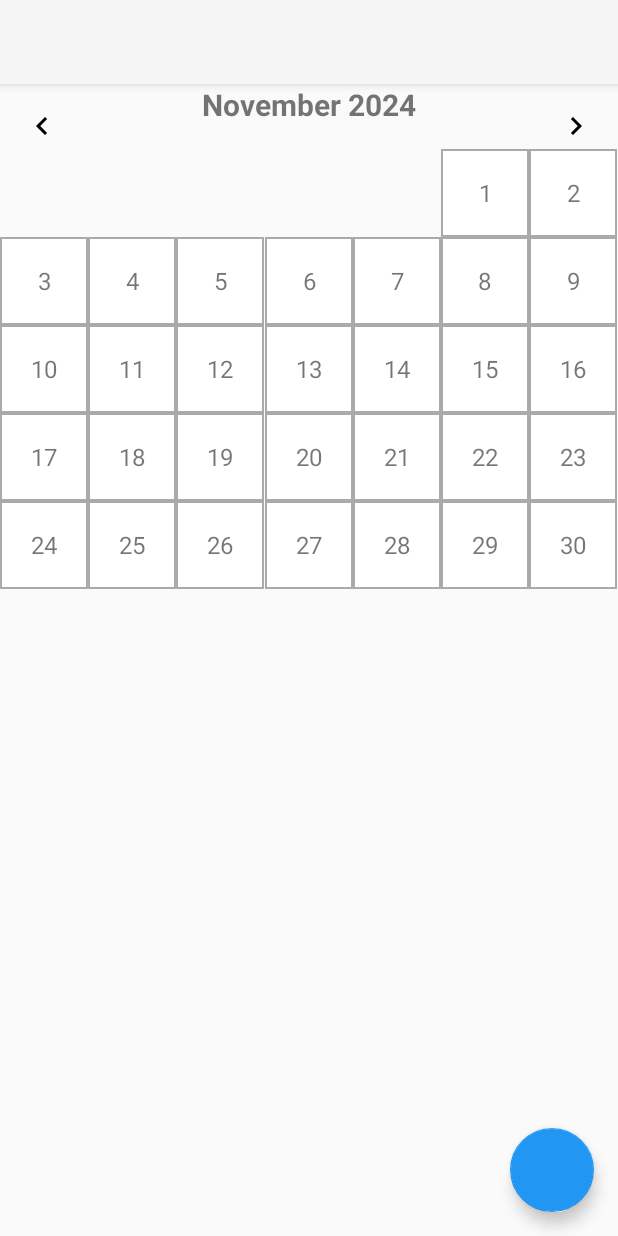
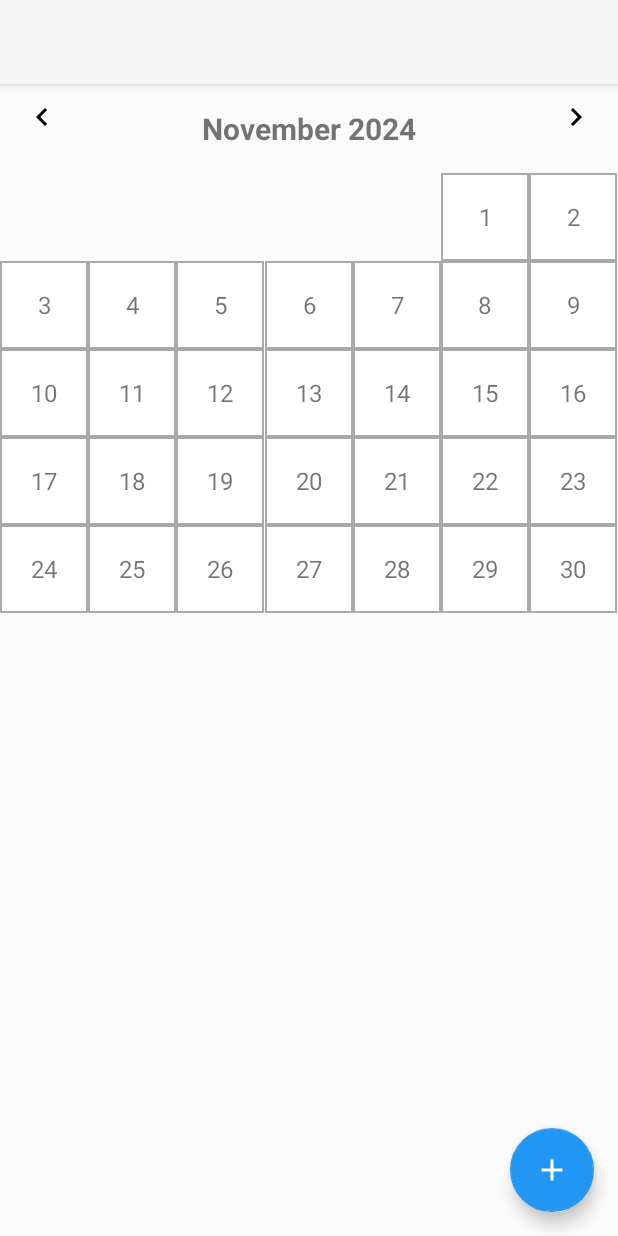
Before and after one commit to bhrtgbrt/Finalproject, an Android app: the screen it shows after launch (MainActivity), on a phone screen of 412 x 824 dp. Run offline under Robolectric (Android 15) with nearby library versions, the phone set to English and light mode, and no system bars.

Commit message:
1118 主畫面微調

```diff
--- a/app/src/main/res/drawable/ic_add.xml
+++ b/app/src/main/res/drawable/ic_add.xml
@@ -4,5 +4,6 @@
     android:viewportWidth="24.0"
     android:viewportHeight="24.0">
     <path
-        android:fillColor="#2196F3" /> <!-- 藍色 -->
+        android:fillColor="@color/blue"
+        android:pathData="M19,13h-6v6h-2v-6H5v-2h6V5h2v6h6v2z" />
 </vector>
--- a/app/src/main/res/layout/activity_main.xml
+++ b/app/src/main/res/layout/activity_main.xml
@@ -1,23 +1,25 @@
 <?xml version="1.0" encoding="utf-8"?>
-<androidx.constraintlayout.widget.ConstraintLayout xmlns:android="http://schemas.android.com/apk/res/android"
+<androidx.constraintlayout.widget.ConstraintLayout
+    xmlns:android="http://schemas.android.com/apk/res/android"
     xmlns:app="http://schemas.android.com/apk/res-auto"
     xmlns:tools="http://schemas.android.com/tools"
     android:layout_width="match_parent"
     android:layout_height="match_parent"
     tools:context=".MainActivity">
 
-    <!-- 月份標題和左右箭頭 -->
+    <!-- 左箭頭 -->
     <ImageButton
         android:id="@+id/btnPrevious"
         android:layout_width="wrap_content"
         android:layout_height="wrap_content"
-        android:layout_marginStart="16dp"
-        android:layout_marginTop="16dp"
         android:background="@null"
         android:src="@drawable/ic_arrow_left"
         app:layout_constraintStart_toStartOf="parent"
-        app:layout_constraintTop_toTopOf="parent" />
+        app:layout_constraintTop_toTopOf="parent"
+        app:layout_constraintBottom_toBottomOf="@id/tvMonthYear"
+        android:layout_marginStart="16dp" />
 
+    <!-- 月份與年份 -->
     <TextView
         android:id="@+id/tvMonthYear"
         android:layout_width="wrap_content"
@@ -25,21 +27,23 @@
         android:text="Month Year"
         android:textSize="20sp"
         android:textStyle="bold"
+        app:layout_constraintStart_toEndOf="@id/btnPrevious"
         app:layout_constraintEnd_toStartOf="@id/btnNext"
-        app:layout_constraintStart_toEndOf="@id/btnPrevious"
         app:layout_constraintTop_toTopOf="parent"
-        app:layout_constraintHorizontal_chainStyle="packed" />
+        app:layout_constraintBottom_toTopOf="@+id/calendarRecyclerView"
+        android:layout_marginTop="16dp" />
 
+    <!-- 右箭頭 -->
     <ImageButton
         android:id="@+id/btnNext"
         android:layout_width="wrap_content"
         android:layout_height="wrap_content"
-        android:layout_marginEnd="16dp"
-        android:layout_marginTop="16dp"
         android:background="@null"
         android:src="@drawable/ic_arrow_right"
         app:layout_constraintEnd_toEndOf="parent"
-        app:layout_constraintTop_toTopOf="parent" />
+        app:layout_constraintTop_toTopOf="parent"
+        app:layout_constraintBottom_toBottomOf="@id/tvMonthYear"
+        android:layout_marginEnd="16dp" />
 
     <!-- 日曆 RecyclerView -->
     <androidx.recyclerview.widget.RecyclerView
```
